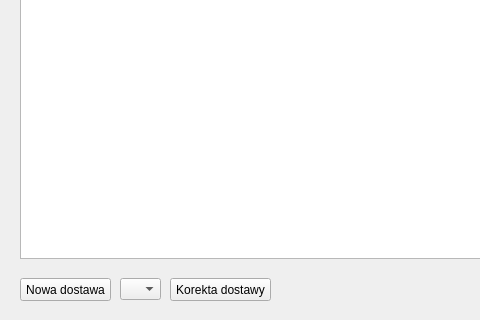
The window that supplieswindow.ui (DzimiX/ProgramSprzedazowy) describes before a commit, drawn with Qt 5; both pictures show x 0 to 480 and y 102 to 422 of the 632 by 422 pixel window.
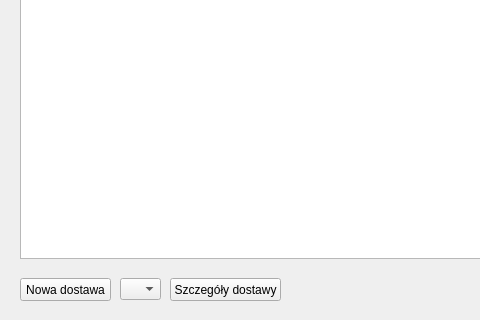
The same window after the commit.

Commit message: Adds storage window sql

```diff
--- a/supplieswindow.ui
+++ b/supplieswindow.ui
@@ -73,12 +73,12 @@
     <rect>
      <x>170</x>
      <y>380</y>
-     <width>101</width>
+     <width>111</width>
      <height>23</height>
     </rect>
    </property>
    <property name="text">
-    <string>Korekta dostawy</string>
+    <string>Szczegóły dostawy</string>
    </property>
   </widget>
   <widget class="QComboBox" name="comboBox">
```
The commit also changes 3 other files.
